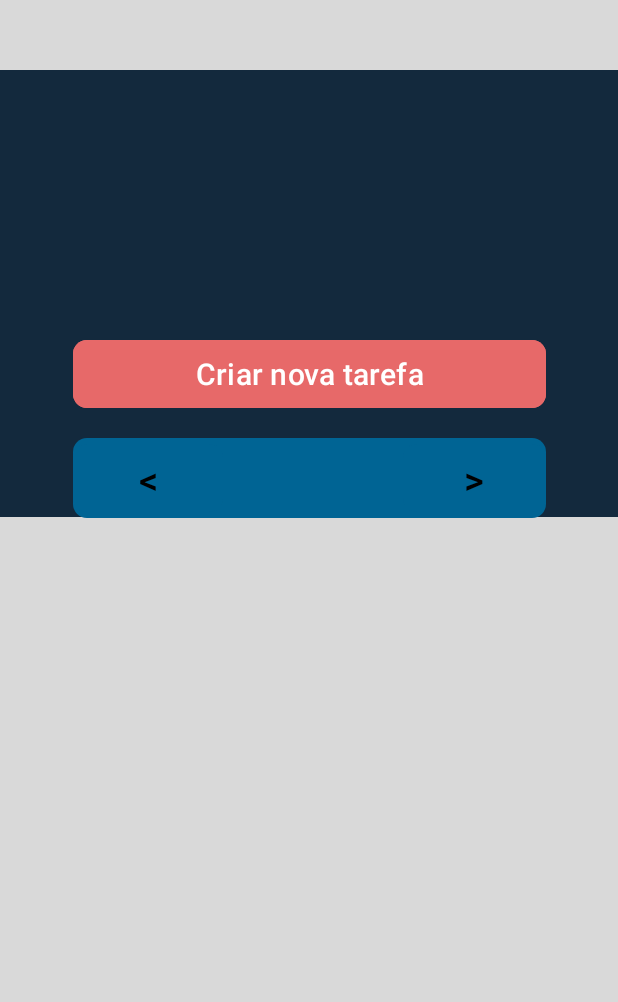
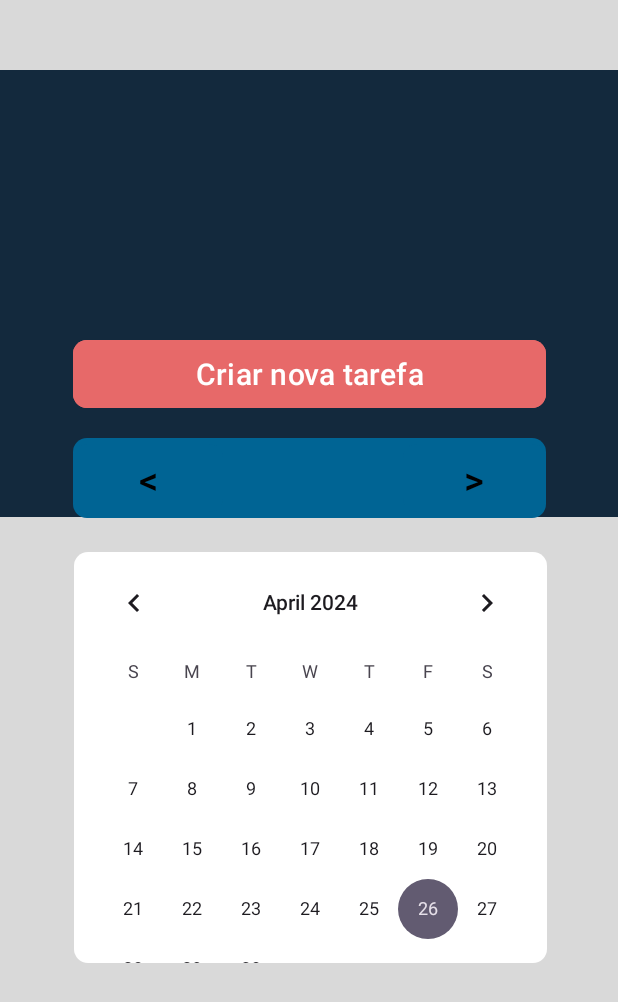
Before and after one commit to NathanCisz/ProjetoIntegrado, an Android app: the screen it shows after launch (MainActivity), on a phone screen of 412 x 824 dp. Shown: the top 1002 px of the screen. Run offline under Robolectric (Android 15) with nearby library versions, the phone set to English and light mode, and no system bars.

Commit message:
Atualização do design

```diff
--- /dev/null
+++ b/app/src/main/res/drawable/arredondar.xml
@@ -0,0 +1,5 @@
+<?xml version="1.0" encoding="utf-8"?>
+<shape xmlns:android="http://schemas.android.com/apk/res/android">
+    <corners android:radius="9dp"/>
+    <solid android:color="#FFFFFF"/>
+</shape>
--- a/app/src/main/res/layout/activity_main.xml
+++ b/app/src/main/res/layout/activity_main.xml
@@ -76,4 +76,39 @@
         app:layout_constraintTop_toTopOf="@+id/mostrarMesesMenu"
         app:layout_constraintVertical_bias="0.0" />
 
+    <FrameLayout
+        android:id="@+id/frameLayout"
+        android:layout_width="315dp"
+        android:layout_height="274dp"
+        android:background="@drawable/arredondar"
+        app:layout_constraintBottom_toBottomOf="parent"
+        app:layout_constraintEnd_toEndOf="parent"
+        app:layout_constraintHorizontal_bias="0.507"
+        app:layout_constraintStart_toStartOf="parent"
+        app:layout_constraintTop_toBottomOf="@+id/topoAzulMenu"
+        app:layout_constraintVertical_bias="0.115">
+
+        <CalendarView
+            android:id="@+id/calendarView5"
+            android:layout_width="match_parent"
+            android:layout_height="match_parent" />
+
+    </FrameLayout>
+
+    <ScrollView
+        android:layout_width="32dp"
+        android:layout_height="385dp"
+        android:layout_marginEnd="1dp"
+        android:contentDescription="Rolar a página"
+        app:layout_constraintEnd_toEndOf="parent"
+        app:layout_constraintHorizontal_bias="0.5"
+        app:layout_constraintStart_toEndOf="@+id/frameLayout"
+        tools:layout_editor_absoluteY="254dp">
+
+        <LinearLayout
+            android:layout_width="match_parent"
+            android:layout_height="wrap_content"
+            android:orientation="vertical" />
+    </ScrollView>
+
 </androidx.constraintlayout.widget.ConstraintLayout>
```
